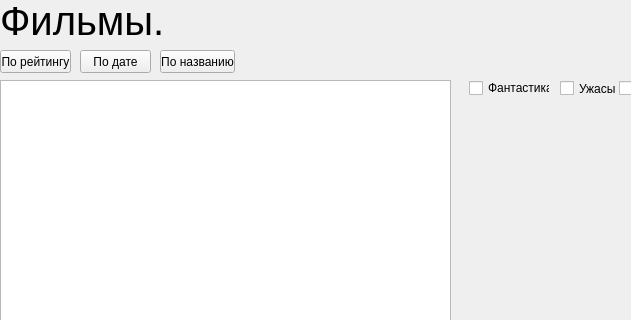
Qt form film.ui (Zloiben/Application) before a commit; both pictures show x 0 to 631 and y 0 to 320 of the 923 by 631 pixel window.
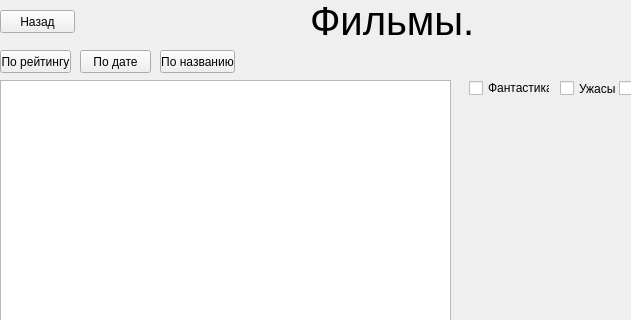
The same form after that commit.

The edit to the form file:
```diff
--- a/film.ui
+++ b/film.ui
@@ -20,7 +20,7 @@
    <widget class="QLabel" name="label">
     <property name="geometry">
      <rect>
-      <x>0</x>
+      <x>310</x>
       <y>0</y>
       <width>161</width>
       <height>41</height>
@@ -152,6 +152,19 @@
      <string>Поиск</string>
     </property>
    </widget>
+   <widget class="QPushButton" name="btn_exit_films">
+    <property name="geometry">
+     <rect>
+      <x>0</x>
+      <y>10</y>
+      <width>75</width>
+      <height>23</height>
+     </rect>
+    </property>
+    <property name="text">
+     <string>Назад</string>
+    </property>
+   </widget>
   </widget>
   <widget class="QMenuBar" name="menubar">
    <property name="geometry">
```
